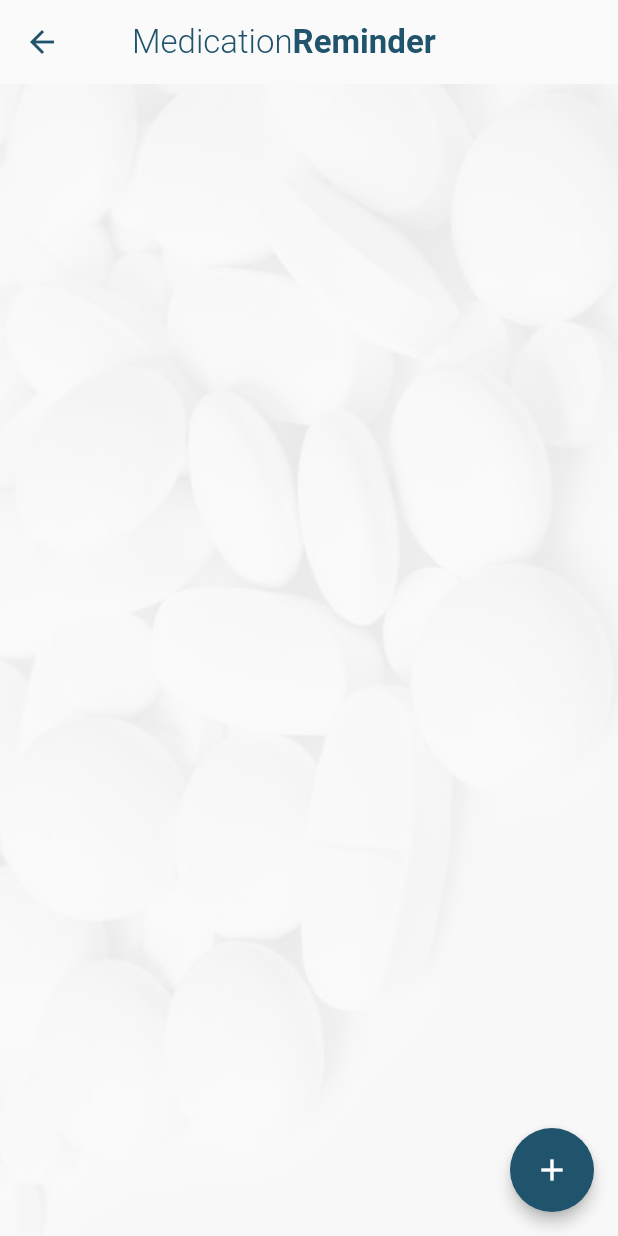
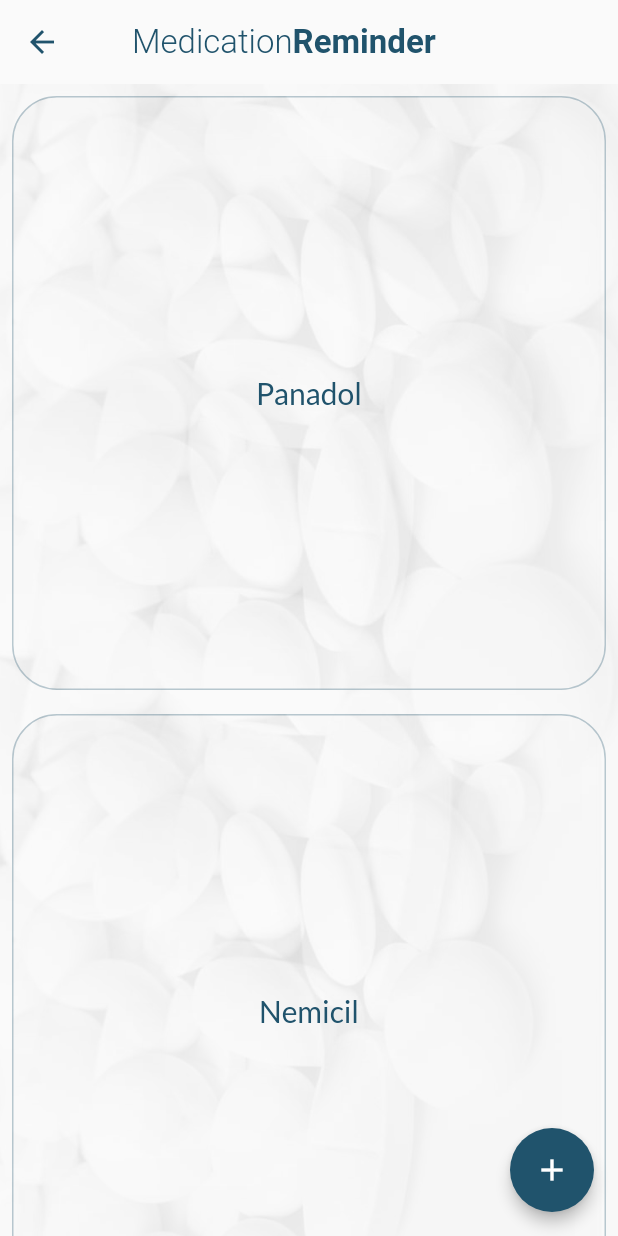
Before and after one commit to 19AK68/medical_reminder_app, a Flutter app: the HomePage screen opened directly, on a phone screen of 412 x 824 dp. Run offline on Flutter 3.47's test engine with Material 2 defaults, Android fonts, the phone set to English and light mode, and no system bars; our stand-ins replace firebase_auth; accounts and stored records are empty.

Commit message:
added layout card in homepage

```diff
--- a/lib/page/home_page.dart
+++ b/lib/page/home_page.dart
@@ -60,8 +60,17 @@ class HomePage extends StatelessWidget {
                 //   ],
                 // ),
               ),
+              GridView.count(
+                crossAxisCount: 1,
+                children:
+                List.generate(model.medList.length, (index) => buildMedicalReminderCard(model, index, context)
+                ),
+
+
+              ),
             ],
           ),
+
           floatingActionButton: FloatingActionButton(
             elevation: 4,
             backgroundColor: Color(0xFF20536c),
@@ -84,6 +93,39 @@ class HomePage extends StatelessWidget {
             },
           ),
         ),
+      ),
+    );
+  }
+
+  Widget buildMedicalReminderCard(HomeModel model, int index, BuildContext context) {
+    return Padding(
+      padding: EdgeInsets.all(UI.marginStandardHalf),
+      child: Container(
+        decoration: BoxDecoration(
+
+            image: DecorationImage(
+                image: AssetImage('assets/fon.jpg'),
+                fit: BoxFit.cover,
+                colorFilter: ColorFilter.mode(
+                    Colors.white.withOpacity(0.1), BlendMode.dstATop)),
+          border: Border.all(color:Color(0xFF20536c).withOpacity(0.3)),
+          borderRadius:  BorderRadius.circular(30.0),
+
+
+        ),
+        child:Center(child: Text(model.medList[index], style: TextStyle(color: Color(0xFF20536c), fontSize: 20),)),
+
+        // child: Card(
+        //   elevation:5,
+        //   shape: RoundedRectangleBorder(
+        //     side: BorderSide(color:  Color(0xFF20536c).withOpacity(0.5), width: 1),
+        //
+        //     borderRadius: BorderRadius.circular(50.0),
+        //
+        //   ),
+        //
+        //   child: Center(child: Text(model.medList[index], style: TextStyle(color: Color(0xFF20536c), fontSize: 20),)),
+        //           ),
       ),
     );
   }
--- a/lib/view_model/home_model.dart
+++ b/lib/view_model/home_model.dart
@@ -2,6 +2,7 @@ import 'base_model.dart';
 
 class HomeModel extends BaseModel {
   HomeModel();
+  final List<String> medList = ["Panadol","Nemicil", "Vitamim C", "Karvalol"];
 
   String _displayText = "";
   String mainTitle = " Press + to add a Medimcal Reminder ";
@@ -14,4 +15,6 @@ class HomeModel extends BaseModel {
   }
 
   String get getDisplayText => _displayText;
+
+
 }
```
